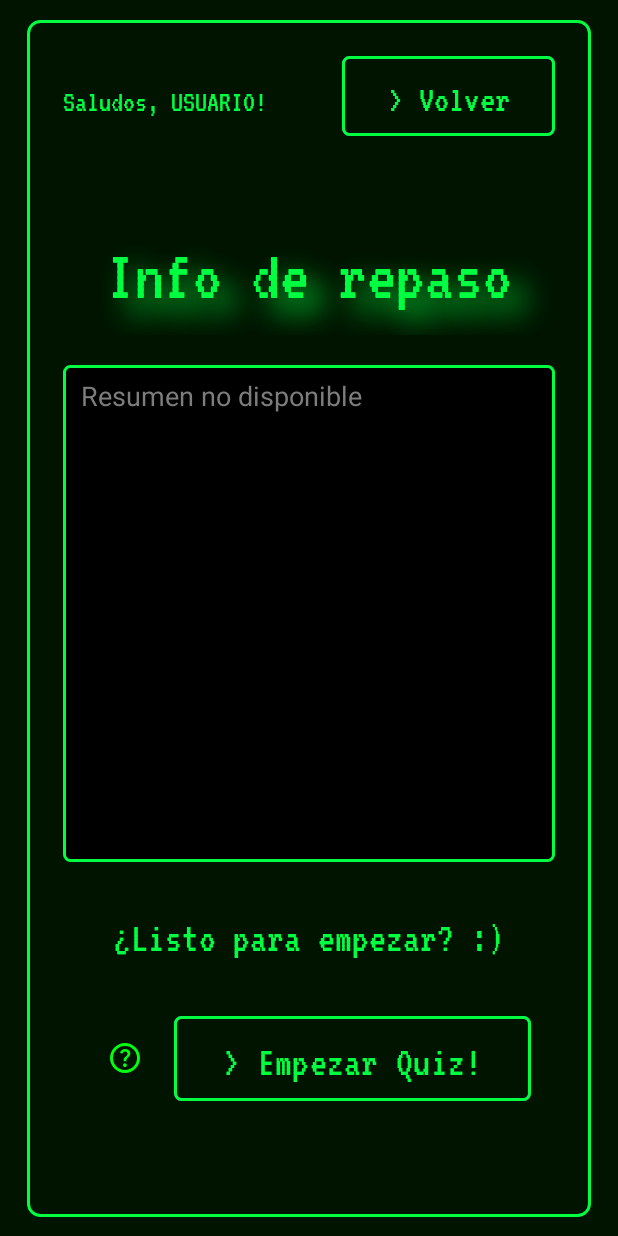
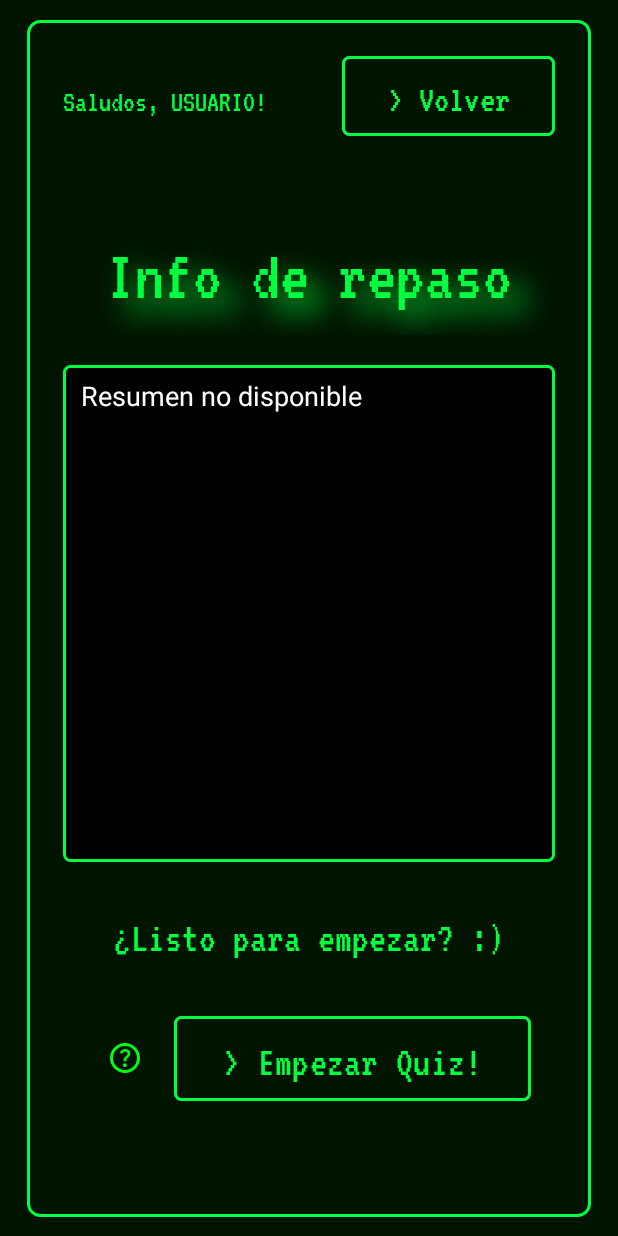
Before and after one commit to BrunoGust/TriviaTrainer, an Android app: the RepasoActivity screen opened directly, with no data from a screen before it, on a phone screen of 412 x 824 dp. Run offline under Robolectric (Android 15) with nearby library versions, the phone set to English and light mode, and no system bars; libraries missing offline, so code that uses them is left out: com.google.ai.client; 2 statements that could not run were skipped.

Commit message:
cambiar color de fuente para resumen

```diff
--- a/app/src/main/java/com/example/triviatrainerapp/RepasoActivity.kt
+++ b/app/src/main/java/com/example/triviatrainerapp/RepasoActivity.kt
@@ -15,6 +15,7 @@ import org.json.JSONObject
 import com.google.gson.Gson
 import java.io.File
 import android.content.Context
+import android.graphics.Color
 import android.util.Log
 import android.widget.ImageButton
 import androidx.lifecycle.lifecycleScope
@@ -107,7 +108,7 @@ No incluyas ninguna explicación, ni resumen, ni texto adicional. Solo preguntas
 
         val editText = findViewById<EditText>(R.id.editTextText)
         editText.setText(resumen)
-
+        editText.setTextColor(Color.WHITE) // la fuente del resumen sera blanco para consistencia y buen contraste
 
         val button: Button = findViewById(R.id.btnEmpezarQuiz)
         welcomeTextView = findViewById(R.id.textView4)
```
Also changed, not shown: 1 other file.
